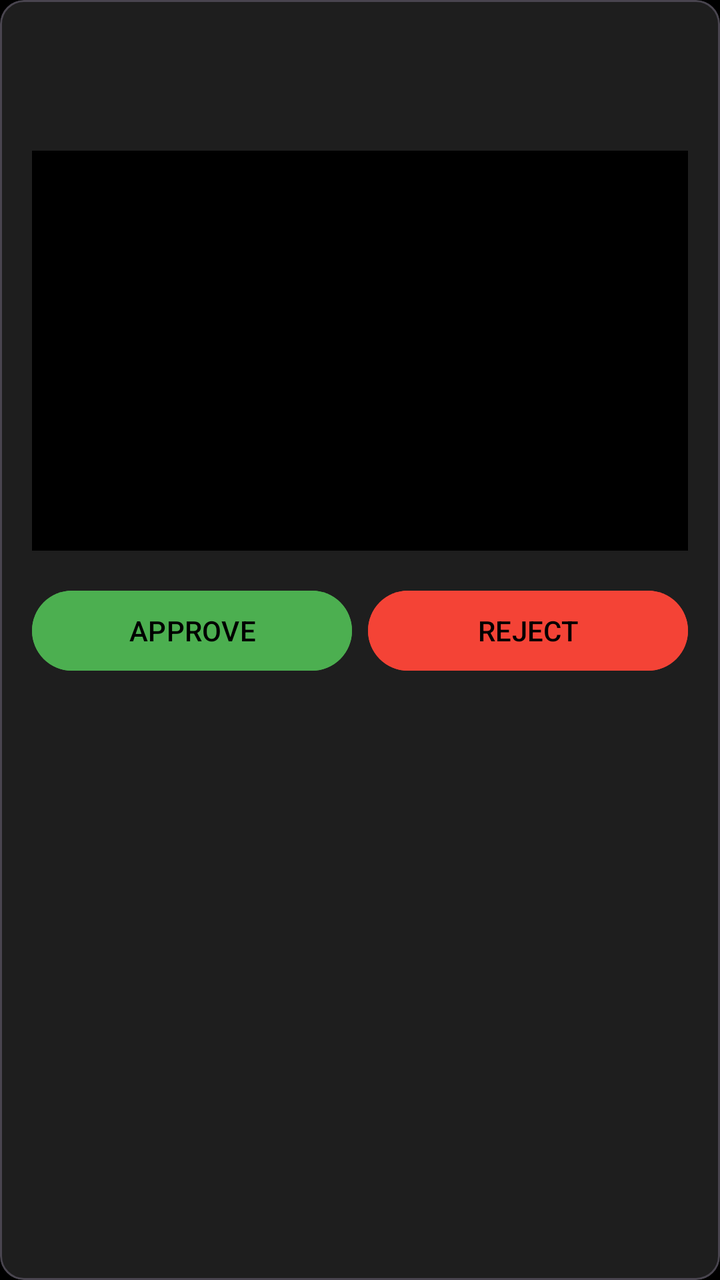
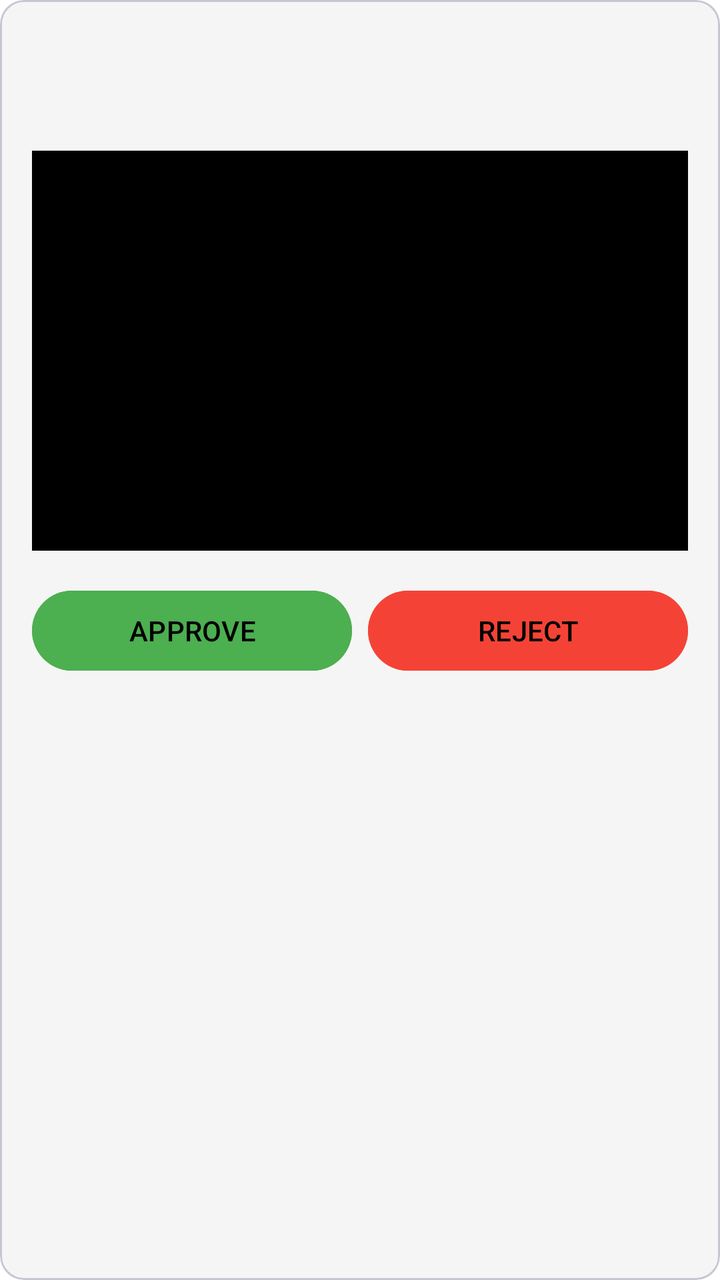

Screens rendered from an Android XML layout before and after an edit, with the pre-edit source and the edit as a unified diff.
<!-- AndroidManifest.xml: application theme Theme.Resilio -->
<!-- res/layout/item_resident_verification.xml -->
<?xml version="1.0" encoding="utf-8"?>
<com.google.android.material.card.MaterialCardView xmlns:android="http://schemas.android.com/apk/res/android"
    xmlns:app="http://schemas.android.com/apk/res-auto"
    android:layout_width="match_parent"
    android:layout_height="wrap_content"
    android:layout_marginBottom="16dp"
    app:cardCornerRadius="12dp"
    app:cardBackgroundColor="@color/surface_dark">

    <LinearLayout
        android:layout_width="match_parent"
        android:layout_height="wrap_content"
        android:orientation="vertical"
        android:padding="16dp">

        <TextView
            android:id="@+id/tvFullName"
            android:layout_width="wrap_content"
            android:layout_height="wrap_content"
            android:textSize="18sp"
            android:textStyle="bold"
            android:textColor="@color/gold_accent"/>

        <TextView
            android:id="@+id/tvAddress"
            android:layout_width="wrap_content"
            android:layout_height="wrap_content"
            android:textSize="14sp"
            android:textColor="@color/text_secondary"
            android:layout_marginTop="4dp"/>

        <ImageView
            android:id="@+id/ivIdImage"
            android:layout_width="match_parent"
            android:layout_height="200dp"
            android:scaleType="centerCrop"
            android:layout_marginTop="12dp"
            android:background="@color/black"/>

        <LinearLayout
            android:layout_width="match_parent"
            android:layout_height="wrap_content"
            android:orientation="horizontal"
            android:layout_marginTop="16dp">

            <Button
                android:id="@+id/btnApprove"
                android:layout_width="0dp"
                android:layout_height="wrap_content"
                android:layout_weight="1"
                android:text="APPROVE"
                android:backgroundTint="@color/primary_green"
                android:layout_marginEnd="8dp"/>

            <Button
                android:id="@+id/btnReject"
                android:layout_width="0dp"
                android:layout_height="wrap_content"
                android:layout_weight="1"
                android:text="REJECT"
                android:backgroundTint="@color/emergency_red"/>
        </LinearLayout>

    </LinearLayout>

</com.google.android.material.card.MaterialCardView>
<!-- resources referenced by this layout -->
<resources>
  <color name="black">#FF000000</color>
  <color name="emergency_red">#F44336</color>
  <color name="gold_accent">#FFD700</color>
  <color name="primary_green">#4CAF50</color>
  <color name="surface_dark">#1E1E1E</color>
  <color name="text_secondary">#B0B0B0</color>
  <style name="Theme.Resilio" parent="Base.Theme.Resilio" />
  <style name="Base.Theme.Resilio" parent="Theme.Material3.Dark.NoActionBar">
          
          <item name="colorPrimary">@color/gold_accent</item>
          <item name="colorOnPrimary">@color/background_dark</item>
          <item name="colorSecondary">@color/secondary_blue</item>
          <item name="colorOnSecondary">@color/white</item>
          <item name="colorTertiary">@color/primary_green</item>
          <item name="android:windowBackground">@color/background_dark</item>
          <item name="android:textColorPrimary">@color/text_primary</item>
          <item name="android:textColorSecondary">@color/text_secondary</item>
      </style>
  <color name="background_dark">#000000</color>
  <color name="secondary_blue">#2196F3</color>
  <color name="white">#FFFFFFFF</color>
  <color name="text_primary">#FFFFFF</color>
</resources>

<!-- the commit's change to res/layout/item_resident_verification.xml (unified diff, before → after) -->
@@ -5,7 +5,7 @@
     android:layout_height="wrap_content"
     android:layout_marginBottom="16dp"
     app:cardCornerRadius="12dp"
-    app:cardBackgroundColor="@color/surface_dark">
+    app:cardBackgroundColor="@color/surface">
 
     <LinearLayout
         android:layout_width="match_parent"
<!-- resource entries referenced after the edit -->
@@ -4,23 +4,23 @@
   <color name="emergency_red">#F44336</color>
   <color name="gold_accent">#FFD700</color>
   <color name="primary_green">#4CAF50</color>
-  <color name="surface_dark">#1E1E1E</color>
-  <color name="text_secondary">#B0B0B0</color>
+  <color name="surface">#F5F5F5</color>
+  <color name="text_secondary">#757575</color>
   <style name="Theme.Resilio" parent="Base.Theme.Resilio" />
-  <style name="Base.Theme.Resilio" parent="Theme.Material3.Dark.NoActionBar">
+  <style name="Base.Theme.Resilio" parent="Theme.Material3.DayNight.NoActionBar">
           
           <item name="colorPrimary">@color/gold_accent</item>
-          <item name="colorOnPrimary">@color/background_dark</item>
+          <item name="colorOnPrimary">@color/black</item>
           <item name="colorSecondary">@color/secondary_blue</item>
           <item name="colorOnSecondary">@color/white</item>
           <item name="colorTertiary">@color/primary_green</item>
-          <item name="android:windowBackground">@color/background_dark</item>
+          <item name="android:windowBackground">@color/background</item>
           <item name="android:textColorPrimary">@color/text_primary</item>
           <item name="android:textColorSecondary">@color/text_secondary</item>
       </style>
-  <color name="background_dark">#000000</color>
   <color name="secondary_blue">#2196F3</color>
   <color name="white">#FFFFFFFF</color>
-  <color name="text_primary">#FFFFFF</color>
+  <color name="background">#FFFFFF</color>
+  <color name="text_primary">#212121</color>
 </resources>
 
